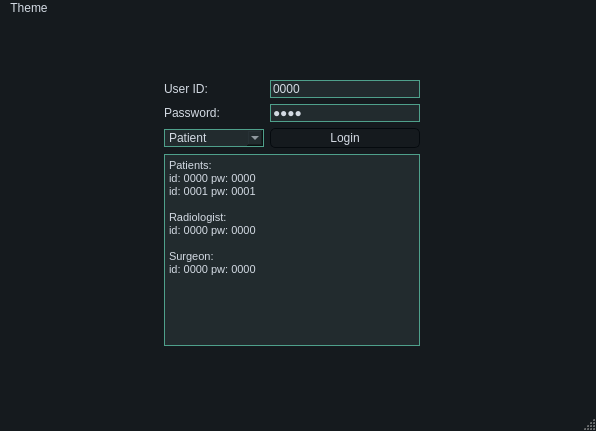
Before: the Qt Designer form UI/ui_main_window.ui in nilsgehlin/team-dft, drawn with Qt 5.
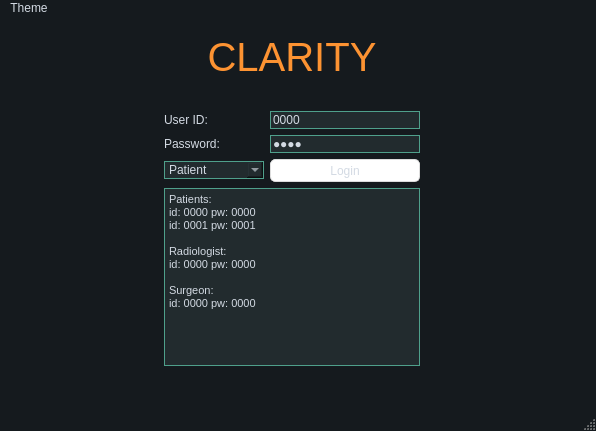
After: the same form once the commit is applied. Icons and pictures are not drawn.

```diff
--- a/UI/ui_main_window.ui
+++ b/UI/ui_main_window.ui
@@ -577,8 +577,8 @@
       </property>
       <widget class="QWidget" name="page_login">
        <layout class="QGridLayout" name="gridLayout_2">
-        <item row="0" column="1" colspan="4">
-         <spacer name="verticalSpacer">
+        <item row="8" column="1">
+         <spacer name="verticalSpacer_2">
           <property name="orientation">
            <enum>Qt::Vertical</enum>
           </property>
@@ -590,39 +590,20 @@
           </property>
          </spacer>
         </item>
-        <item row="6" column="1" colspan="2">
-         <widget class="QTextEdit" name="textEdit">
-          <property name="html">
-           <string>&lt;!DOCTYPE HTML PUBLIC &quot;-//W3C//DTD HTML 4.0//EN&quot; &quot;http://www.w3.org/TR/REC-html40/strict.dtd&quot;&gt;
-&lt;html&gt;&lt;head&gt;&lt;meta name=&quot;qrichtext&quot; content=&quot;1&quot; /&gt;&lt;style type=&quot;text/css&quot;&gt;
-p, li { white-space: pre-wrap; }
-&lt;/style&gt;&lt;/head&gt;&lt;body style=&quot; font-family:'MS Shell Dlg 2'; font-size:8.25pt; font-weight:400; font-style:normal;&quot;&gt;
-&lt;p style=&quot; margin-top:0px; margin-bottom:0px; margin-left:0px; margin-right:0px; -qt-block-indent:0; text-indent:0px;&quot;&gt;Patients:&lt;/p&gt;
-&lt;p style=&quot; margin-top:0px; margin-bottom:0px; margin-left:0px; margin-right:0px; -qt-block-indent:0; text-indent:0px;&quot;&gt;id: 0000 pw: 0000&lt;/p&gt;
-&lt;p style=&quot; margin-top:0px; margin-bottom:0px; margin-left:0px; margin-right:0px; -qt-block-indent:0; text-indent:0px;&quot;&gt;id: 0001 pw: 0001&lt;/p&gt;
-&lt;p style=&quot;-qt-paragraph-type:empty; margin-top:0px; margin-bottom:0px; margin-left:0px; margin-right:0px; -qt-block-indent:0; text-indent:0px;&quot;&gt;&lt;br /&gt;&lt;/p&gt;
-&lt;p style=&quot; margin-top:0px; margin-bottom:0px; margin-left:0px; margin-right:0px; -qt-block-indent:0; text-indent:0px;&quot;&gt;Radiologist:&lt;/p&gt;
-&lt;p style=&quot; margin-top:0px; margin-bottom:0px; margin-left:0px; margin-right:0px; -qt-block-indent:0; text-indent:0px;&quot;&gt;id: 0000 pw: 0000&lt;/p&gt;
-&lt;p style=&quot;-qt-paragraph-type:empty; margin-top:0px; margin-bottom:0px; margin-left:0px; margin-right:0px; -qt-block-indent:0; text-indent:0px;&quot;&gt;&lt;br /&gt;&lt;/p&gt;
-&lt;p style=&quot; margin-top:0px; margin-bottom:0px; margin-left:0px; margin-right:0px; -qt-block-indent:0; text-indent:0px;&quot;&gt;Surgeon:&lt;/p&gt;
-&lt;p style=&quot; margin-top:0px; margin-bottom:0px; margin-left:0px; margin-right:0px; -qt-block-indent:0; text-indent:0px;&quot;&gt;id: 0000 pw: 0000&lt;/p&gt;&lt;/body&gt;&lt;/html&gt;</string>
+        <item row="7" column="3">
+         <spacer name="horizontalSpacer_2">
+          <property name="orientation">
+           <enum>Qt::Horizontal</enum>
           </property>
-         </widget>
-        </item>
-        <item row="4" column="2">
-         <widget class="QPushButton" name="page_login_button_login">
-          <property name="maximumSize">
+          <property name="sizeHint" stdset="0">
            <size>
-            <width>200</width>
-            <height>16777215</height>
+            <width>40</width>
+            <height>20</height>
            </size>
           </property>
-          <property name="text">
-           <string>Login</string>
-          </property>
-         </widget>
+         </spacer>
         </item>
-        <item row="4" column="0">
+        <item row="5" column="0">
          <spacer name="horizontalSpacer">
           <property name="orientation">
            <enum>Qt::Horizontal</enum>
@@ -636,6 +617,49 @@
          </spacer>
         </item>
         <item row="4" column="1">
+         <widget class="QLabel" name="label_2">
+          <property name="text">
+           <string>Password:</string>
+          </property>
+         </widget>
+        </item>
+        <item row="5" column="2">
+         <widget class="QToolButton" name="page_login_button_login">
+          <property name="maximumSize">
+           <size>
+            <width>200</width>
+            <height>16777215</height>
+           </size>
+          </property>
+          <property name="text">
+           <string>Login</string>
+          </property>
+          <property name="icon">
+           <iconset>
+            <normaloff>icons/unlock.png</normaloff>icons/unlock.png</iconset>
+          </property>
+          <property name="toolButtonStyle">
+           <enum>Qt::ToolButtonTextUnderIcon</enum>
+          </property>
+         </widget>
+        </item>
+        <item row="3" column="2">
+         <widget class="QLineEdit" name="page_login_insert_id">
+          <property name="maximumSize">
+           <size>
+            <width>200</width>
+            <height>16777215</height>
+           </size>
+          </property>
+          <property name="text">
+           <string>0000</string>
+          </property>
+          <property name="placeholderText">
+           <string>ID</string>
+          </property>
+         </widget>
+        </item>
+        <item row="5" column="1">
          <widget class="QComboBox" name="page_login_combobox_user_type">
           <property name="minimumSize">
            <size>
@@ -660,14 +684,46 @@
           </item>
          </widget>
         </item>
+        <item row="7" column="1" colspan="2">
+         <widget class="QTextEdit" name="textEdit">
+          <property name="html">
+           <string>&lt;!DOCTYPE HTML PUBLIC &quot;-//W3C//DTD HTML 4.0//EN&quot; &quot;http://www.w3.org/TR/REC-html40/strict.dtd&quot;&gt;
+&lt;html&gt;&lt;head&gt;&lt;meta name=&quot;qrichtext&quot; content=&quot;1&quot; /&gt;&lt;style type=&quot;text/css&quot;&gt;
+p, li { white-space: pre-wrap; }
+&lt;/style&gt;&lt;/head&gt;&lt;body style=&quot; font-family:'.AppleSystemUIFont'; font-size:13pt; font-weight:400; font-style:normal;&quot;&gt;
+&lt;p style=&quot; margin-top:0px; margin-bottom:0px; margin-left:0px; margin-right:0px; -qt-block-indent:0; text-indent:0px;&quot;&gt;&lt;span style=&quot; font-family:'MS Shell Dlg 2'; font-size:8.25pt;&quot;&gt;Patients:&lt;/span&gt;&lt;/p&gt;
+&lt;p style=&quot; margin-top:0px; margin-bottom:0px; margin-left:0px; margin-right:0px; -qt-block-indent:0; text-indent:0px;&quot;&gt;&lt;span style=&quot; font-family:'MS Shell Dlg 2'; font-size:8.25pt;&quot;&gt;id: 0000 pw: 0000&lt;/span&gt;&lt;/p&gt;
+&lt;p style=&quot; margin-top:0px; margin-bottom:0px; margin-left:0px; margin-right:0px; -qt-block-indent:0; text-indent:0px;&quot;&gt;&lt;span style=&quot; font-family:'MS Shell Dlg 2'; font-size:8.25pt;&quot;&gt;id: 0001 pw: 0001&lt;/span&gt;&lt;/p&gt;
+&lt;p style=&quot;-qt-paragraph-type:empty; margin-top:0px; margin-bottom:0px; margin-left:0px; margin-right:0px; -qt-block-indent:0; text-indent:0px; font-family:'MS Shell Dlg 2'; font-size:8.25pt;&quot;&gt;&lt;br /&gt;&lt;/p&gt;
+&lt;p style=&quot; margin-top:0px; margin-bottom:0px; margin-left:0px; margin-right:0px; -qt-block-indent:0; text-indent:0px;&quot;&gt;&lt;span style=&quot; font-family:'MS Shell Dlg 2'; font-size:8.25pt;&quot;&gt;Radiologist:&lt;/span&gt;&lt;/p&gt;
+&lt;p style=&quot; margin-top:0px; margin-bottom:0px; margin-left:0px; margin-right:0px; -qt-block-indent:0; text-indent:0px;&quot;&gt;&lt;span style=&quot; font-family:'MS Shell Dlg 2'; font-size:8.25pt;&quot;&gt;id: 0000 pw: 0000&lt;/span&gt;&lt;/p&gt;
+&lt;p style=&quot;-qt-paragraph-type:empty; margin-top:0px; margin-bottom:0px; margin-left:0px; margin-right:0px; -qt-block-indent:0; text-indent:0px; font-family:'MS Shell Dlg 2'; font-size:8.25pt;&quot;&gt;&lt;br /&gt;&lt;/p&gt;
+&lt;p style=&quot; margin-top:0px; margin-bottom:0px; margin-left:0px; margin-right:0px; -qt-block-indent:0; text-indent:0px;&quot;&gt;&lt;span style=&quot; font-family:'MS Shell Dlg 2'; font-size:8.25pt;&quot;&gt;Surgeon:&lt;/span&gt;&lt;/p&gt;
+&lt;p style=&quot; margin-top:0px; margin-bottom:0px; margin-left:0px; margin-right:0px; -qt-block-indent:0; text-indent:0px;&quot;&gt;&lt;span style=&quot; font-family:'MS Shell Dlg 2'; font-size:8.25pt;&quot;&gt;id: 0000 pw: 0000&lt;/span&gt;&lt;/p&gt;&lt;/body&gt;&lt;/html&gt;</string>
+          </property>
+         </widget>
+        </item>
         <item row="3" column="1">
-         <widget class="QLabel" name="label_2">
+         <widget class="QLabel" name="label">
           <property name="text">
-           <string>Password:</string>
+           <string>User ID:</string>
           </property>
          </widget>
         </item>
-        <item row="3" column="2">
+        <item row="1" column="1" colspan="4">
+         <spacer name="verticalSpacer">
+          <property name="orientation">
+           <enum>Qt::Vertical</enum>
+          </property>
+          <property name="sizeHint" stdset="0">
+           <size>
+            <width>20</width>
+            <height>40</height>
+           </size>
+          </property>
+         </spacer>
+        </item>
+        <item row="4" column="2">
          <widget class="QLineEdit" name="page_login_insert_password">
           <property name="maximumSize">
            <size>
@@ -689,55 +745,20 @@
           </property>
          </widget>
         </item>
-        <item row="2" column="2">
-         <widget class="QLineEdit" name="page_login_insert_id">
-          <property name="maximumSize">
-           <size>
-            <width>200</width>
-            <height>16777215</height>
-           </size>
+        <item row="0" column="1" colspan="2">
+         <widget class="QLabel" name="label_3">
+          <property name="styleSheet">
+           <string notr="true">color: rgb(253, 147, 50);
+font: 30pt;</string>
           </property>
           <property name="text">
-           <string>0000</string>
+           <string>CLARITY</string>
           </property>
-          <property name="placeholderText">
-           <string>ID</string>
+          <property name="alignment">
+           <set>Qt::AlignCenter</set>
           </property>
          </widget>
         </item>
-        <item row="2" column="1">
-         <widget class="QLabel" name="label">
-          <property name="text">
-           <string>User ID:</string>
-          </property>
-         </widget>
-        </item>
-        <item row="7" column="1">
-         <spacer name="verticalSpacer_2">
-          <property name="orientation">
-           <enum>Qt::Vertical</enum>
-          </property>
-          <property name="sizeHint" stdset="0">
-           <size>
-            <width>20</width>
-            <height>40</height>
-           </size>
-          </property>
-         </spacer>
-        </item>
-        <item row="6" column="3">
-         <spacer name="horizontalSpacer_2">
-          <property name="orientation">
-           <enum>Qt::Horizontal</enum>
-          </property>
-          <property name="sizeHint" stdset="0">
-           <size>
-            <width>40</width>
-            <height>20</height>
-           </size>
-          </property>
-         </spacer>
-        </item>
        </layout>
       </widget>
       <widget class="QWidget" name="page_rad">
```
Left out of the diff: 2 changed lines with no effect on the pictures.
